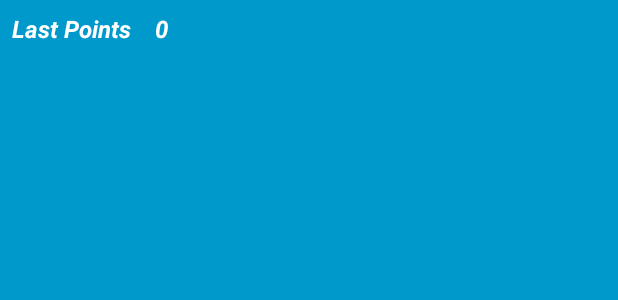
After one commit to jeandobler/elephantmath, an Android app: the layout widget_rankingt.xml on its own in the app's theme, with its tools: preview values and no code run, on a phone screen of 412 x 824 dp. The commit adds this screen. Shown: the top 300 px of the screen. Run offline under Robolectric (Android 15) with nearby library versions, the phone set to English and light mode, and no system bars.

Commit message:
Adicionado compartilhar mensagem e atualizar pontuação

```diff
--- a/app/src/main/java/com/dynamic/dobler/elephantmath/activity/ranking/ItemListActivity.java
+++ b/app/src/main/java/com/dynamic/dobler/elephantmath/activity/ranking/ItemListActivity.java
@@ -95,6 +95,7 @@ public class ItemListActivity extends BaseActivity {
                     if (mTwoPane) {
                         Bundle arguments = new Bundle();
                         arguments.putString(ItemDetailFragment.ARG_ITEM_ID, item.getId());
+                        arguments.putString(ItemDetailFragment.ARG_POINTS, item.getPoints().toString());
                         ItemDetailFragment fragment = new ItemDetailFragment();
                         fragment.setArguments(arguments);
                         getSupportFragmentManager().beginTransaction()
@@ -104,6 +105,8 @@ public class ItemListActivity extends BaseActivity {
                         Context context = view.getContext();
                         Intent intent = new Intent(context, ItemDetailActivity.class);
                         intent.putExtra(ItemDetailFragment.ARG_ITEM_ID, item.getId());
+                        intent.putExtra(ItemDetailFragment.ARG_POINTS, item.getPoints().toString());
+
 
                         context.startActivity(intent);
                     }
--- a/app/src/main/java/com/dynamic/dobler/elephantmath/database/entity/Ranking.java
+++ b/app/src/main/java/com/dynamic/dobler/elephantmath/database/entity/Ranking.java
@@ -4,12 +4,8 @@ import java.util.Date;
 import java.util.List;
 
 import androidx.annotation.NonNull;
-import androidx.room.Entity;
 
-
-@Entity
 public class Ranking {
-
 
     private String id;
 
--- a/app/src/main/java/com/dynamic/dobler/elephantmath/database/entity/RankingItem.java
+++ b/app/src/main/java/com/dynamic/dobler/elephantmath/database/entity/RankingItem.java
@@ -1,10 +1,7 @@
 package com.dynamic.dobler.elephantmath.database.entity;
 
 import androidx.annotation.NonNull;
-import androidx.room.Entity;
 
-
-@Entity
 public class RankingItem {
 
     private String id;
--- /dev/null
+++ b/app/src/main/res/layout/widget_rankingt.xml
@@ -0,0 +1,39 @@
+<LinearLayout xmlns:android="http://schemas.android.com/apk/res/android"
+    android:layout_width="match_parent"
+    android:layout_height="match_parent"
+    android:background="#09C"
+    android:padding="@dimen/widget_margin"
+    android:id="@+id/view_widget"
+    >
+
+    <TextView
+        android:id="@+id/tv_widget"
+        android:layout_width="wrap_content"
+        android:layout_height="wrap_content"
+        android:layout_centerHorizontal="true"
+        android:layout_centerVertical="true"
+        android:layout_margin="8dp"
+        android:background="#09C"
+        android:contentDescription="@string/appwidget_text"
+        android:text="@string/widget_lsta_points_label"
+        android:textColor="#ffffff"
+        android:textSize="@dimen/normalText"
+        android:textStyle="bold|italic" />
+
+
+    <TextView
+        android:id="@+id/tv_widget2"
+        android:layout_width="wrap_content"
+        android:layout_height="wrap_content"
+        android:layout_centerHorizontal="true"
+        android:layout_centerVertical="false"
+        android:layout_margin="8dp"
+        android:background="#09C"
+        android:contentDescription="@string/appwidget_text"
+        android:text="@string/widget_last_points"
+        android:textColor="#ffffff"
+        android:textSize="@dimen/normalText"
+        android:textStyle="bold|italic" />
+
+
+</LinearLayout>
--- /dev/null
+++ b/app/src/main/res/values-v14/dimens.xml
@@ -0,0 +1,6 @@
+<?xml version="1.0" encoding="utf-8"?>
+<resources>
+
+    <dimen name="widget_margin">0dp</dimen>
+
+</resources>
--- a/app/src/main/res/values/dimens.xml
+++ b/app/src/main/res/values/dimens.xml
@@ -19,4 +19,10 @@
     <dimen name="app_bar_height">200dp</dimen>
     <dimen name="item_width">200dp</dimen>
     <dimen name="text_margin">16dp</dimen>
+
+    <!--
+Refer to App Widget Documentation for margin information
+http://developer.android.com/guide/topics/appwidgets/index.html#CreatingLayout
+    -->
+    <dimen name="widget_margin">8dp</dimen>
 </resources>
--- a/app/src/main/res/values/strings.xml
+++ b/app/src/main/res/values/strings.xml
@@ -24,5 +24,13 @@
     <string name="btn_backspace">Back</string>
     <string name="wrong_account">Please Try Again</string>
     <string name="not_connect_splash_exception">Please Connect to the internet</string>
+    <string name="appwidget_text">EXAMPLE</string>
+    <string name="add_widget">Add widget</string>
+    <string name="widget_last_points">0</string>
+    <string name="widget_lsta_points_label">Last Points</string>
+    <string name="game_over">Game Over</string>
+    <string name="db_name">ranking</string>
+    <string name="sharre_ranking_title">Your new Points in ElephantMath</string>
+    <string name="share_ranking_text">You reached</string>
     <!--End Keyboard-->
 </resources>
```
Also changed, not shown: app/build.gradle (+0 -15 lines), app/src/main/AndroidManifest.xml (+10 -7 lines), app/src/main/java/com/dynamic/dobler/elephantmath/activity/ChallengeActivity.java (+38 -3 lines), app/src/main/java/com/dynamic/dobler/elephantmath/activity/ranking/ItemDetailActivity.java (+21 -42 lines), app/src/main/java/com/dynamic/dobler/elephantmath/activity/ranking/ItemDetailFragment.java (+3 -5 lines), app/src/main/java/com/dynamic/dobler/elephantmath/activity/ranking/dummy/DummyContent.java (deleted, +0 -72 lines), app/src/main/java/com/dynamic/dobler/elephantmath/widget/RankingWidget.java (added, +81 -0 lines), app/src/main/res/xml/ranking_widget_info.xml (added, +10 -0 lines), app/src/main/res/drawable-nodpi/example_appwidget_preview.png (added).
